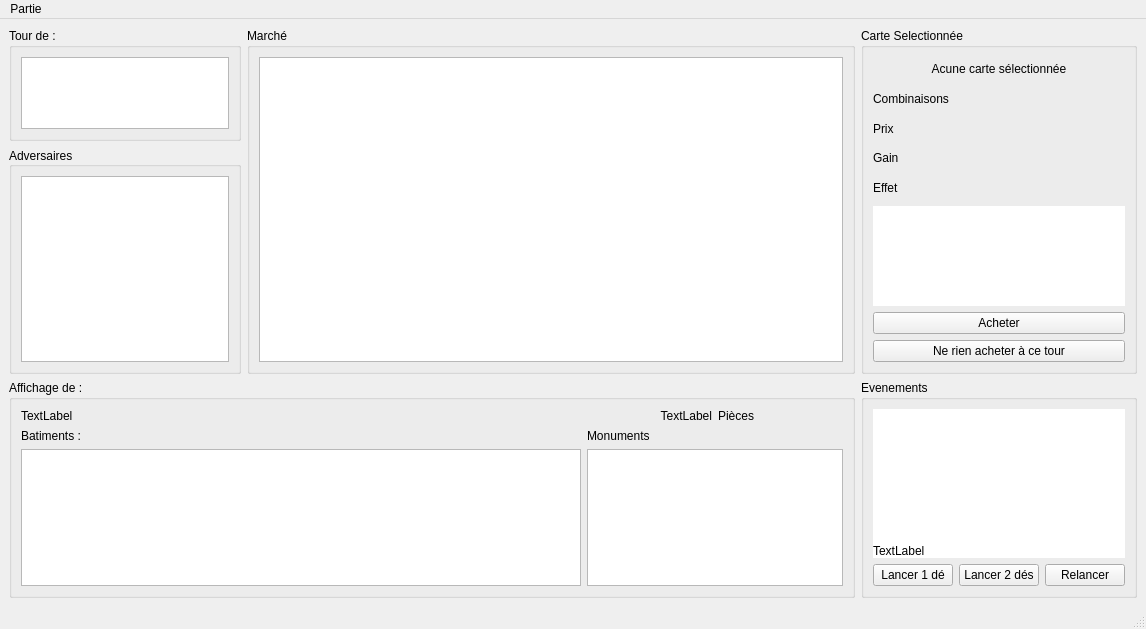
First picture: the form in gui/src/windowjeu.ui, repository LLrnz/Machi-Koro-Boardgame-Adaptation, before the edit.
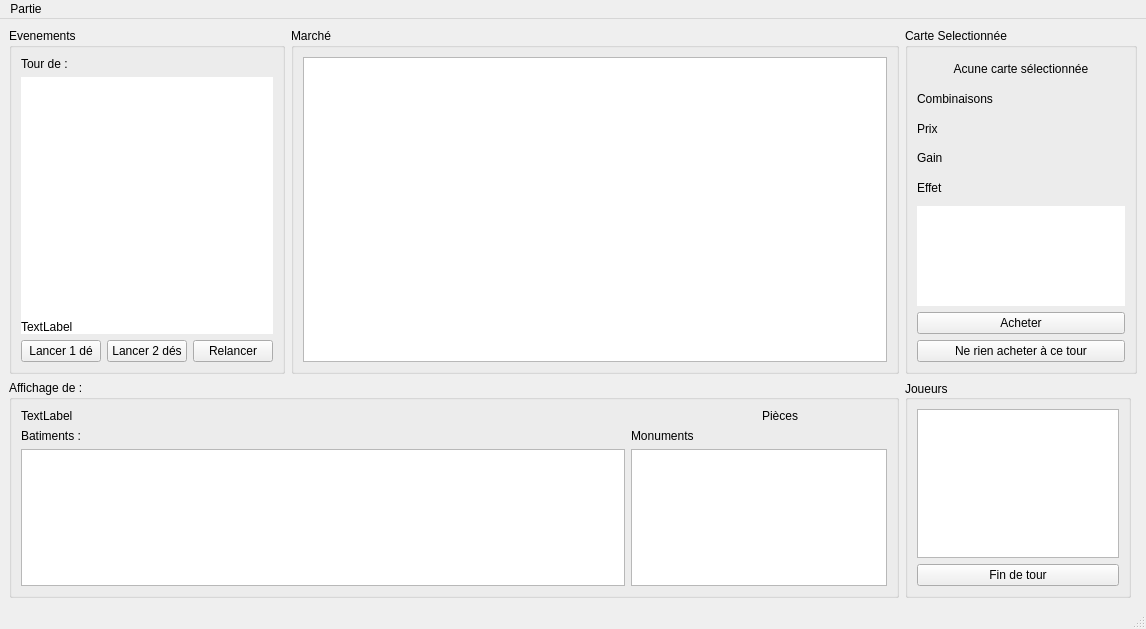
Second picture: the form after the edit.

Commit message: Affichage liste joueur et joueur actif

Diff of the .ui file:
```diff
--- a/gui/src/windowjeu.ui
+++ b/gui/src/windowjeu.ui
@@ -14,7 +14,7 @@
    <string>MainWindow</string>
   </property>
   <widget class="QWidget" name="centralwidget">
-   <layout class="QGridLayout" name="gridLayout_15" rowstretch="1,2,3" columnstretch="0,2,0">
+   <layout class="QGridLayout" name="gridLayout_15" rowstretch="1,2,3" columnstretch="0,2,0,0">
     <property name="sizeConstraint">
      <enum>QLayout::SetDefaultConstraint</enum>
     </property>
@@ -36,7 +36,7 @@
          <item row="1" column="1">
           <widget class="QLabel" name="tPiece">
            <property name="text">
-            <string>TextLabel</string>
+            <string> </string>
            </property>
            <property name="alignment">
             <set>Qt::AlignRight|Qt::AlignTrailing|Qt::AlignVCenter</set>
@@ -75,16 +75,26 @@
       </layout>
      </widget>
     </item>
-    <item row="0" column="0">
-     <widget class="QGroupBox" name="gbTour">
+    <item row="0" column="1" rowspan="2">
+     <widget class="QGroupBox" name="gbMarche">
       <property name="title">
-       <string>Tour de :</string>
+       <string>Marché</string>
       </property>
-      <layout class="QGridLayout" name="gridLayout_16">
+      <layout class="QGridLayout" name="gridLayout_17">
        <item row="0" column="0">
-        <layout class="QGridLayout" name="gridLayout_9">
+        <layout class="QGridLayout" name="gridLayout_11">
          <item row="0" column="0">
-          <widget class="QListWidget" name="listJoueurActif"/>
+          <widget class="QListWidget" name="listMarche">
+           <property name="minimumSize">
+            <size>
+             <width>584</width>
+             <height>305</height>
+            </size>
+           </property>
+           <property name="wordWrap">
+            <bool>true</bool>
+           </property>
+          </widget>
          </item>
         </layout>
        </item>
@@ -92,63 +102,9 @@
      </widget>
     </item>
     <item row="2" column="2">
-     <widget class="QGroupBox" name="gbEvenement">
-      <property name="title">
-       <string>Evenements</string>
-      </property>
-      <layout class="QGridLayout" name="gridLayout_19">
-       <item row="0" column="0">
-        <layout class="QGridLayout" name="gridLayout_14">
-         <item row="1" column="0">
-          <widget class="QPushButton" name="pb1de">
-           <property name="text">
-            <string>Lancer 1 dé</string>
-           </property>
-          </widget>
-         </item>
-         <item row="1" column="2">
-          <widget class="QPushButton" name="pbRelancer">
-           <property name="text">
-            <string>Relancer</string>
-           </property>
-          </widget>
-         </item>
-         <item row="0" column="0" colspan="3">
-          <widget class="QLabel" name="texteConsole">
-           <property name="styleSheet">
-            <string notr="true">background-color : rgb(255, 255, 255);
-color : rgb(0,0,0)</string>
-           </property>
-           <property name="text">
-            <string>TextLabel</string>
-           </property>
-           <property name="textFormat">
-            <enum>Qt::RichText</enum>
-           </property>
-           <property name="alignment">
-            <set>Qt::AlignBottom|Qt::AlignLeading|Qt::AlignLeft</set>
-           </property>
-           <property name="wordWrap">
-            <bool>true</bool>
-           </property>
-          </widget>
-         </item>
-         <item row="1" column="1">
-          <widget class="QPushButton" name="pb2de">
-           <property name="text">
-            <string>Lancer 2 dés</string>
-           </property>
-          </widget>
-         </item>
-        </layout>
-       </item>
-      </layout>
-     </widget>
-    </item>
-    <item row="1" column="0">
      <widget class="QGroupBox" name="gbAdversaires">
       <property name="title">
-       <string>Adversaires</string>
+       <string>Joueurs</string>
       </property>
       <property name="alignment">
        <set>Qt::AlignLeading|Qt::AlignLeft|Qt::AlignVCenter</set>
@@ -162,32 +118,13 @@
        </property>
        <item row="0" column="0">
         <layout class="QGridLayout" name="gridLayout_10">
-         <item row="0" column="0">
+         <item row="1" column="0" colspan="2">
           <widget class="QListWidget" name="listeAdversaires"/>
          </item>
-        </layout>
-       </item>
-      </layout>
-     </widget>
-    </item>
-    <item row="0" column="1" rowspan="2">
-     <widget class="QGroupBox" name="gbMarche">
-      <property name="title">
-       <string>Marché</string>
-      </property>
-      <layout class="QGridLayout" name="gridLayout_17">
-       <item row="0" column="0">
-        <layout class="QGridLayout" name="gridLayout_11">
-         <item row="0" column="0">
-          <widget class="QListWidget" name="listMarche">
-           <property name="minimumSize">
-            <size>
-             <width>584</width>
-             <height>305</height>
-            </size>
-           </property>
-           <property name="wordWrap">
-            <bool>true</bool>
+         <item row="2" column="0" colspan="2">
+          <widget class="QPushButton" name="pbFin">
+           <property name="text">
+            <string>Fin de tour</string>
            </property>
           </widget>
          </item>
@@ -196,7 +133,7 @@
       </layout>
      </widget>
     </item>
-    <item row="0" column="2" rowspan="2">
+    <item row="0" column="2" rowspan="2" colspan="2">
      <widget class="QGroupBox" name="bgCarte">
       <property name="title">
        <string>Carte Selectionnée</string>
@@ -294,6 +231,80 @@
       </layout>
      </widget>
     </item>
+    <item row="0" column="0" rowspan="2">
+     <widget class="QGroupBox" name="gbEvenement">
+      <property name="title">
+       <string>Evenements</string>
+      </property>
+      <layout class="QGridLayout" name="gridLayout_19">
+       <item row="3" column="0">
+        <layout class="QGridLayout" name="gridLayout_14" rowstretch="0,50,0">
+         <item row="2" column="0">
+          <widget class="QPushButton" name="pb1de">
+           <property name="text">
+            <string>Lancer 1 dé</string>
+           </property>
+          </widget>
+         </item>
+         <item row="2" column="2">
+          <widget class="QPushButton" name="pbRelancer">
+           <property name="text">
+            <string>Relancer</string>
+           </property>
+          </widget>
+         </item>
+         <item row="1" column="0" colspan="3">
+          <widget class="QLabel" name="texteConsole">
+           <property name="maximumSize">
+            <size>
+             <width>16777215</width>
+             <height>16777215</height>
+            </size>
+           </property>
+           <property name="styleSheet">
+            <string notr="true">background-color : rgb(255, 255, 255);
+color : rgb(0,0,0)</string>
+           </property>
+           <property name="text">
+            <string>TextLabel</string>
+           </property>
+           <property name="textFormat">
+            <enum>Qt::RichText</enum>
+           </property>
+           <property name="alignment">
+            <set>Qt::AlignBottom|Qt::AlignLeading|Qt::AlignLeft</set>
+           </property>
+           <property name="wordWrap">
+            <bool>true</bool>
+           </property>
+          </widget>
+         </item>
+         <item row="2" column="1">
+          <widget class="QPushButton" name="pb2de">
+           <property name="text">
+            <string>Lancer 2 dés</string>
+           </property>
+          </widget>
+         </item>
+         <item row="0" column="0">
+          <widget class="QLabel" name="label">
+           <property name="text">
+            <string>Tour de : </string>
+           </property>
+          </widget>
+         </item>
+         <item row="0" column="1" colspan="2">
+          <widget class="QLabel" name="tJoueurActif">
+           <property name="text">
+            <string> </string>
+           </property>
+          </widget>
+         </item>
+        </layout>
+       </item>
+      </layout>
+     </widget>
+    </item>
    </layout>
   </widget>
   <widget class="QMenuBar" name="menubar">
```
Left out of the diff: 35 changed lines with no effect on the pictures. The commit also changes 8 other files.
